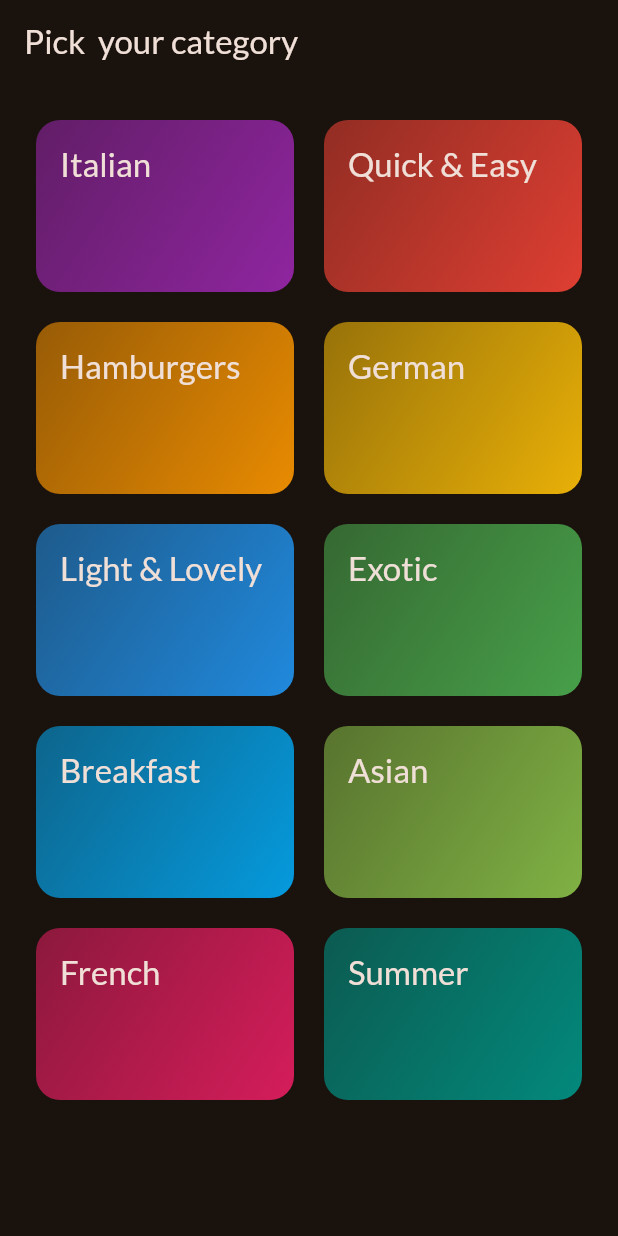
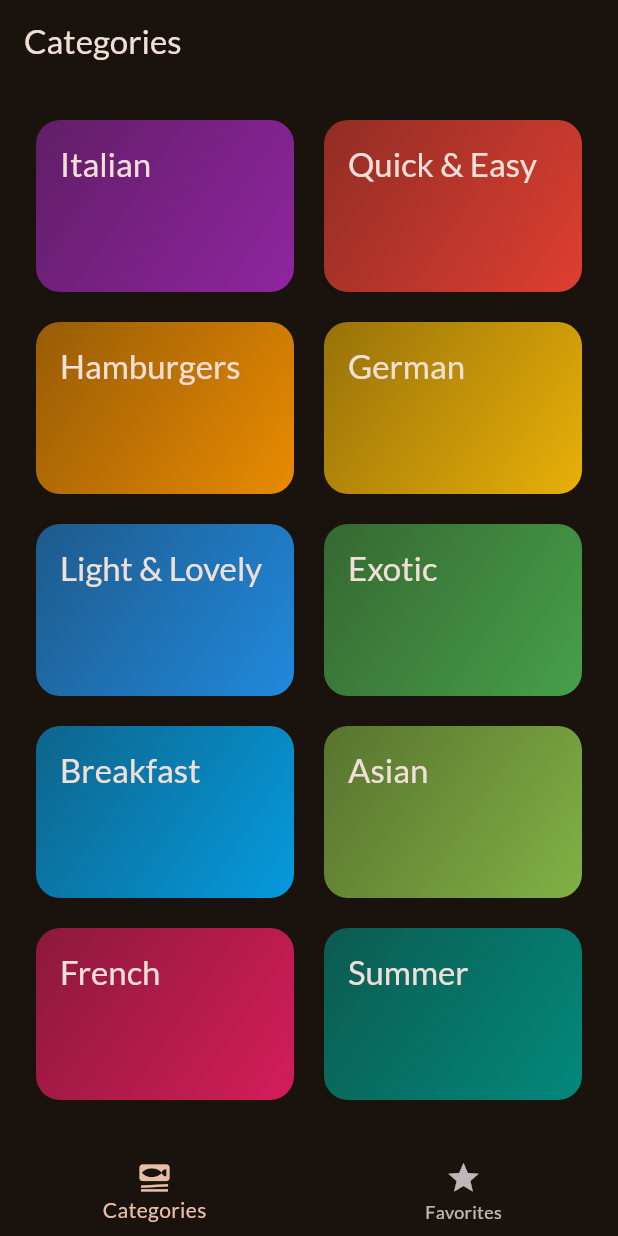
Before and after one commit to OlegMikhailov23/meals-app, a Flutter app: the screen it shows after launch, on a phone screen of 412 x 824 dp. Run offline on Flutter 3.47's test engine with Material 2 defaults, Android fonts, the phone set to English and light mode, and no system bars; our stand-ins replace google_fonts, transparent_image.

Commit message:
add tab nav

```diff
--- a/lib/main.dart
+++ b/lib/main.dart
@@ -1,8 +1,7 @@
 import 'package:flutter/material.dart';
 
 import 'package:google_fonts/google_fonts.dart';
-
-import 'categories.dart';
+import 'package:meals/screens/tabs.dart';
 
 final theme = ThemeData(
   useMaterial3: true,
@@ -24,7 +23,7 @@ class App extends StatelessWidget {
   Widget build(BuildContext context) {
     return MaterialApp(
       theme: theme,
-      home: const CategoriesScreen(),
+      home: const TabsScreen(),
     );
   }
 }
--- a/lib/categories.dart
+++ b/lib/screens/categories.dart
@@ -3,7 +3,7 @@ import 'package:meals/models/category.dart';
 import 'package:meals/screens/meals.dart';
 import 'package:meals/widgets/category_grid_item.dart';
 
-import 'data/dummy_data.dart';
+import '../data/dummy_data.dart';
 
 class CategoriesScreen extends StatelessWidget {
   const CategoriesScreen({super.key});
@@ -23,11 +23,7 @@ class CategoriesScreen extends StatelessWidget {
 
   @override
   Widget build(BuildContext context) {
-    return Scaffold(
-      appBar: AppBar(
-        title: const Text('Pick  your category'),
-      ),
-      body: GridView(
+    return GridView(
       padding: const EdgeInsets.all(24),
       gridDelegate: const SliverGridDelegateWithFixedCrossAxisCount(
           crossAxisCount: 2,
@@ -41,7 +37,6 @@ class CategoriesScreen extends StatelessWidget {
             onSelectCategory: () => _selectCategory(context, cat),
           )
       ],
-      ),
     );
   }
 }
--- a/lib/screens/meals.dart
+++ b/lib/screens/meals.dart
@@ -5,9 +5,9 @@ import '../models/meal.dart';
 import 'meals_detailed.dart';
 
 class MealsScreen extends StatelessWidget {
-  const MealsScreen({super.key, required this.meals, required this.title});
+  const MealsScreen({super.key, required this.meals, this.title});
 
-  final String title;
+  final String? title;
   final List<Meal> meals;
 
   void _selectMeal(BuildContext context, Meal meal) {
@@ -53,9 +53,13 @@ class MealsScreen extends StatelessWidget {
       );
     }
 
+    if (title == null) {
+      return content;
+    }
+
     return Scaffold(
       appBar: AppBar(
-        title: Text(title),
+        title: Text(title!),
       ),
       body: content,
     );
--- /dev/null
+++ b/lib/screens/tabs.dart
@@ -0,0 +1,47 @@
+import 'package:flutter/material.dart';
+import 'package:meals/screens/meals.dart';
+
+import 'categories.dart';
+
+class TabsScreen extends StatefulWidget {
+  const TabsScreen({super.key});
+
+  @override
+  State<TabsScreen> createState() {
+    return _TabsScreenState();
+  }
+}
+
+class _TabsScreenState extends State<TabsScreen> {
+  int _selectedPageIndex = 0;
+
+  void _selectPage(int index) {
+    setState(() {
+      _selectedPageIndex = index;
+    });
+  }
+
+  @override
+  Widget build(BuildContext context) {
+    Widget activePage = const CategoriesScreen();
+    var activePageTitle = 'Categories';
+
+    if (_selectedPageIndex == 1) {
+      activePage = MealsScreen(meals: []);
+      activePageTitle = 'Your Favorites';
+    }
+
+    return Scaffold(
+      appBar: AppBar(title: Text(activePageTitle)),
+      body: activePage,
+      bottomNavigationBar: BottomNavigationBar(
+          onTap: _selectPage,
+          currentIndex: _selectedPageIndex,
+          items: const [
+            BottomNavigationBarItem(
+                icon: Icon(Icons.set_meal), label: "Categories"),
+            BottomNavigationBarItem(icon: Icon(Icons.star), label: "Favorites"),
+          ]),
+    );
+  }
+}
```
Also changed, not shown: 1 other file. Lines whose indentation alone changed are shown as unchanged.
